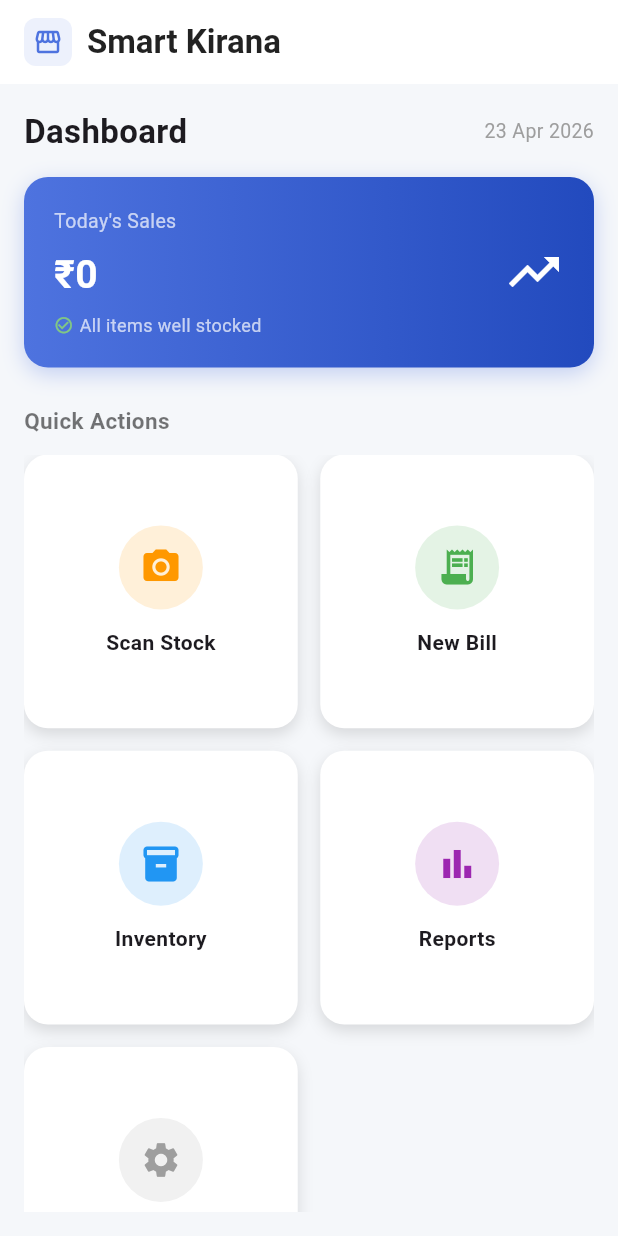
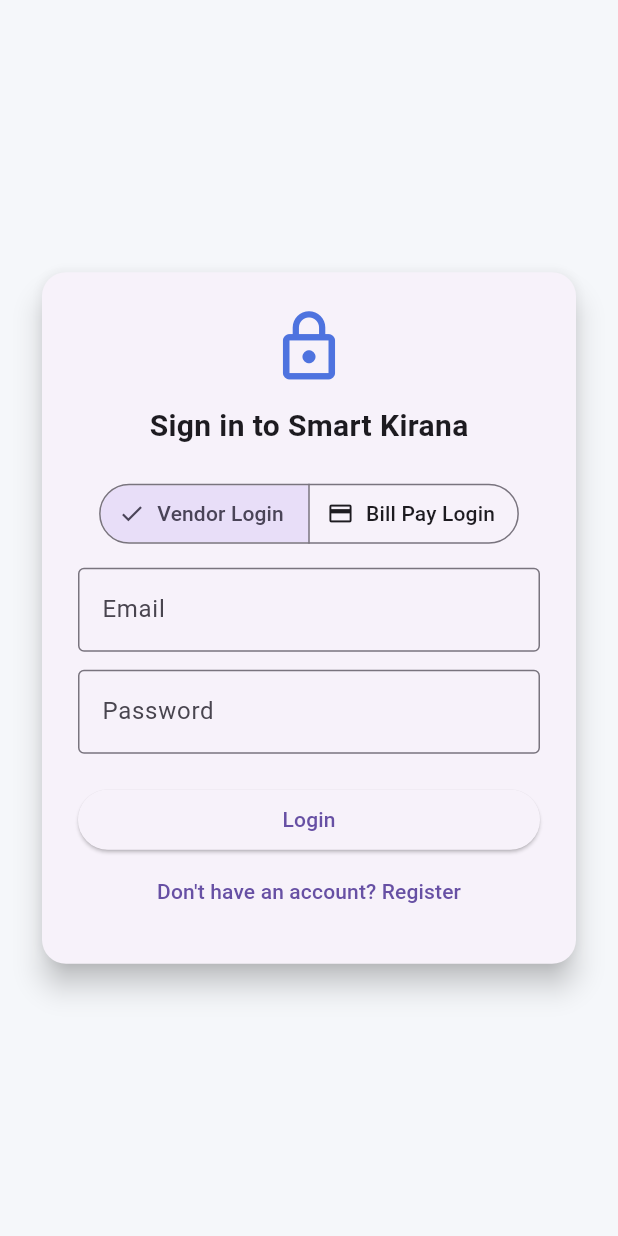
Before and after one commit to Sree2622/SMSE-ERP-System, a Flutter app: the screen it shows after launch, on a phone screen of 412 x 824 dp. Run offline on Flutter 3.47's test engine with Material 3 defaults, Android fonts, the light colour scheme and no system bars; our stand-ins replace camera, cloud_firestore, firebase_auth, firebase_core, image_picker; missing offline and left inert: tflite_flutter; accounts and stored records are empty.

Commit message:
your message

```diff
--- a/lib/main.dart
+++ b/lib/main.dart
@@ -1,8 +1,13 @@
+import 'package:cloud_firestore/cloud_firestore.dart';
 import 'package:firebase_core/firebase_core.dart';
+import 'package:firebase_auth/firebase_auth.dart';
 import 'package:flutter/material.dart';
 
 import 'firebase_options.dart';
+import 'screens/bill_payment_screen.dart';
 import 'screens/home_screen.dart';
+import 'screens/login_screen.dart';
+import 'services/firestore_service.dart';
 
 Future<void> main() async {
   WidgetsFlutterBinding.ensureInitialized();
@@ -21,7 +26,51 @@
       debugShowCheckedModeBanner: false,
       title: 'Smart Kirana',
       theme: ThemeData(primarySwatch: Colors.green, useMaterial3: true),
-      home: const HomeScreen(),
+      home: const AuthGate(),
     );
   }
 }
+
+
+class AuthGate extends StatelessWidget {
+  const AuthGate({super.key});
+
+  @override
+  Widget build(BuildContext context) {
+    return StreamBuilder<User?>(
+      stream: FirebaseAuth.instance.authStateChanges(),
+      builder: (context, snapshot) {
+        if (snapshot.connectionState == ConnectionState.waiting) {
+          return const Scaffold(
+            body: Center(child: CircularProgressIndicator()),
+          );
+        }
+
+        if (snapshot.hasData) {
+          final uid = snapshot.data!.uid;
+          return FutureBuilder<DocumentSnapshot<Map<String, dynamic>>>(
+            future: FirestoreService.users.doc(uid).get(),
+            builder: (context, roleSnapshot) {
+              if (roleSnapshot.connectionState == ConnectionState.waiting) {
+                return const Scaffold(
+                  body: Center(child: CircularProgressIndicator()),
+                );
+              }
+
+              final role =
+                  roleSnapshot.data?.data()?['role']?.toString().toLowerCase() ??
+                      'vendor';
+
+              if (role == 'customer') {
+                return const BillPaymentScreen();
+              }
+              return const HomeScreen(role: 'vendor');
+            },
+          );
+        }
+
+        return const LoginScreen();
+      },
+    );
+  }
+}
--- a/lib/screens/home_screen.dart
+++ b/lib/screens/home_screen.dart
@@ -1,4 +1,5 @@
 import 'package:cloud_firestore/cloud_firestore.dart';
+import 'package:firebase_auth/firebase_auth.dart';
 import 'package:flutter/material.dart';
 
 import '../services/firestore_service.dart';
@@ -9,7 +10,9 @@
 import 'settings_screen.dart';
 
 class HomeScreen extends StatelessWidget {
-  const HomeScreen({super.key});
+  final String role;
+
+  const HomeScreen({super.key, this.role = 'vendor'});
 
   Future<Map<String, dynamic>> _loadDashboardData() async {
     final revenue = await FirestoreService.fetchTodayRevenue();
@@ -30,6 +33,13 @@
       appBar: AppBar(
         elevation: 0,
         backgroundColor: Colors.white,
+        actions: [
+          IconButton(
+            tooltip: 'Logout',
+            onPressed: () => FirebaseAuth.instance.signOut(),
+            icon: const Icon(Icons.logout, color: Colors.black54),
+          ),
+        ],
         title: Row(
           children: [
             Container(
@@ -58,7 +68,7 @@
             Row(
               mainAxisAlignment: MainAxisAlignment.spaceBetween,
               children: [
-                const Text('Dashboard',
+                Text(role == 'vendor' ? 'Vendor Dashboard' : 'Dashboard',
                     style: TextStyle(
                         fontSize: 22, fontWeight: FontWeight.bold)),
                 Text(
@@ -171,7 +181,8 @@
                 crossAxisCount: 2,
                 crossAxisSpacing: 15,
                 mainAxisSpacing: 15,
-                children: const [
+                children: role == 'vendor'
+                    ? const [
                         _DashboardTile(
                             icon: Icons.camera_alt,
                             label: 'Scan Stock',
@@ -197,7 +208,8 @@
                             label: 'Settings',
                             color: Colors.grey,
                             page: SettingsScreen()),
-                ],
+                      ]
+                    : const [],
               ),
             ),
           ],
--- /dev/null
+++ b/lib/screens/login_screen.dart
@@ -0,0 +1,199 @@
+import 'package:cloud_firestore/cloud_firestore.dart';
+import 'package:firebase_auth/firebase_auth.dart';
+import 'package:flutter/material.dart';
+
+import '../services/firestore_service.dart';
+
+class LoginScreen extends StatefulWidget {
+  const LoginScreen({super.key});
+
+  @override
+  State<LoginScreen> createState() => _LoginScreenState();
+}
+
+class _LoginScreenState extends State<LoginScreen> {
+  final _formKey = GlobalKey<FormState>();
+  final _emailController = TextEditingController();
+  final _passwordController = TextEditingController();
+
+  bool _isLoginMode = true;
+  bool _isLoading = false;
+  String _selectedRole = 'vendor';
+
+  @override
+  void dispose() {
+    _emailController.dispose();
+    _passwordController.dispose();
+    super.dispose();
+  }
+
+  Future<void> _submit() async {
+    if (!_formKey.currentState!.validate()) {
+      return;
+    }
+
+    setState(() => _isLoading = true);
+
+    final email = _emailController.text.trim();
+    final password = _passwordController.text.trim();
+
+    try {
+      if (_isLoginMode) {
+        final credential = await FirebaseAuth.instance.signInWithEmailAndPassword(
+          email: email,
+          password: password,
+        );
+        final roleDoc =
+            await FirestoreService.users.doc(credential.user!.uid).get();
+        final savedRole = roleDoc.data()?['role']?.toString().toLowerCase();
+        if (savedRole != null && savedRole != _selectedRole) {
+          await FirebaseAuth.instance.signOut();
+          throw FirebaseAuthException(
+            code: 'role-mismatch',
+            message:
+                'This account is registered as ${savedRole.toUpperCase()}. Please choose the correct login type.',
+          );
+        }
+      } else {
+        final credential =
+            await FirebaseAuth.instance.createUserWithEmailAndPassword(
+          email: email,
+          password: password,
+        );
+        await FirestoreService.users.doc(credential.user!.uid).set({
+          'email': email,
+          'role': _selectedRole,
+          'createdAt': DateTime.now().toUtc().toIso8601String(),
+        }, SetOptions(merge: true));
+      }
+    } on FirebaseAuthException catch (e) {
+      if (!mounted) return;
+      ScaffoldMessenger.of(context).showSnackBar(
+        SnackBar(content: Text(e.message ?? 'Authentication failed.')),
+      );
+    } finally {
+      if (mounted) {
+        setState(() => _isLoading = false);
+      }
+    }
+  }
+
+  @override
+  Widget build(BuildContext context) {
+    return Scaffold(
+      backgroundColor: const Color(0xfff5f7fa),
+      body: Center(
+        child: SingleChildScrollView(
+          padding: const EdgeInsets.all(24),
+          child: ConstrainedBox(
+            constraints: const BoxConstraints(maxWidth: 420),
+            child: Card(
+              elevation: 8,
+              shape: RoundedRectangleBorder(
+                borderRadius: BorderRadius.circular(16),
+              ),
+              child: Padding(
+                padding: const EdgeInsets.all(24),
+                child: Form(
+                  key: _formKey,
+                  child: Column(
+                    mainAxisSize: MainAxisSize.min,
+                    children: [
+                      const Icon(Icons.lock_outline,
+                          size: 52, color: Color(0xff4e73df)),
+                      const SizedBox(height: 12),
+                      Text(
+                        _isLoginMode ? 'Sign in to Smart Kirana' : 'Create account',
+                        style: const TextStyle(
+                          fontSize: 20,
+                          fontWeight: FontWeight.bold,
+                        ),
+                      ),
+                      const SizedBox(height: 20),
+                      SegmentedButton<String>(
+                        segments: const [
+                          ButtonSegment<String>(
+                            value: 'vendor',
+                            icon: Icon(Icons.storefront),
+                            label: Text('Vendor Login'),
+                          ),
+                          ButtonSegment<String>(
+                            value: 'customer',
+                            icon: Icon(Icons.payment),
+                            label: Text('Bill Pay Login'),
+                          ),
+                        ],
+                        selected: {_selectedRole},
+                        onSelectionChanged: (selection) {
+                          setState(() => _selectedRole = selection.first);
+                        },
+                      ),
+                      const SizedBox(height: 12),
+                      TextFormField(
+                        controller: _emailController,
+                        keyboardType: TextInputType.emailAddress,
+                        decoration: const InputDecoration(
+                          labelText: 'Email',
+                          border: OutlineInputBorder(),
+                        ),
+                        validator: (value) {
+                          if (value == null || value.trim().isEmpty) {
+                            return 'Please enter your email';
+                          }
+                          if (!value.contains('@')) {
+                            return 'Please enter a valid email';
+                          }
+                          return null;
+                        },
+                      ),
+                      const SizedBox(height: 12),
+                      TextFormField(
+                        controller: _passwordController,
+                        obscureText: true,
+                        decoration: const InputDecoration(
+                          labelText: 'Password',
+                          border: OutlineInputBorder(),
+                        ),
+                        validator: (value) {
+                          if (value == null || value.trim().isEmpty) {
+                            return 'Please enter your password';
+                          }
+                          if (value.trim().length < 6) {
+                            return 'Password must be at least 6 characters';
+                          }
+                          return null;
+                        },
+                      ),
+                      const SizedBox(height: 20),
+                      SizedBox(
+                        width: double.infinity,
+                        child: ElevatedButton(
+                          onPressed: _isLoading ? null : _submit,
+                          child: _isLoading
+                              ? const SizedBox(
+                                  height: 18,
+                                  width: 18,
+                                  child: CircularProgressIndicator(strokeWidth: 2),
+                                )
+                              : Text(_isLoginMode ? 'Login' : 'Register'),
+                        ),
+                      ),
+                      TextButton(
+                        onPressed: _isLoading
+                            ? null
+                            : () => setState(() => _isLoginMode = !_isLoginMode),
+                        child: Text(_isLoginMode
+                            ? 'Don\'t have an account? Register'
+                            : 'Already have an account? Login'),
+                      ),
+                    ],
+                  ),
+                ),
+              ),
+            ),
+          ),
+        ),
+      ),
+    );
+  }
+}
--- a/lib/services/firestore_service.dart
+++ b/lib/services/firestore_service.dart
@@ -10,6 +10,9 @@
 
   static CollectionReference<Map<String, dynamic>> get bills =>
       db.collection('bills');
+
+  static CollectionReference<Map<String, dynamic>> get users =>
+      db.collection('users');
 
   static DocumentReference<Map<String, dynamic>> get shopProfile =>
       db.collection('settings').doc('shop_profile');
```
Also changed, not shown: lib/screens/bill_payment_screen.dart (added, +207 -0 lines), lib/screens/billing_screen.dart (+15 -3 lines), lib/screens/scan_screen.dart (+97 -0 lines). Lines whose indentation alone changed are shown as unchanged.
